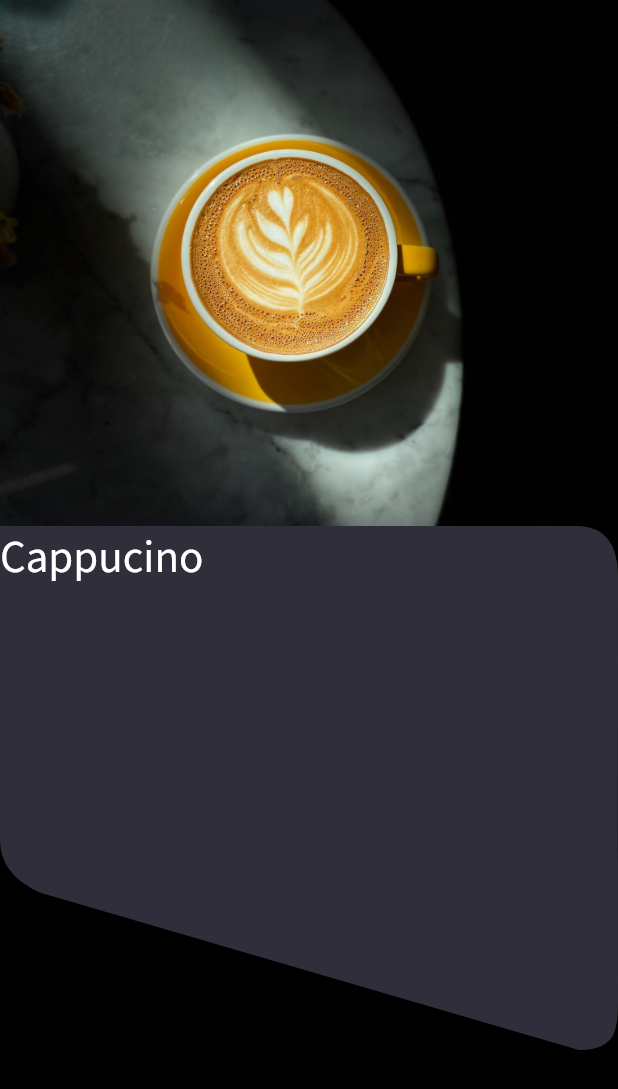
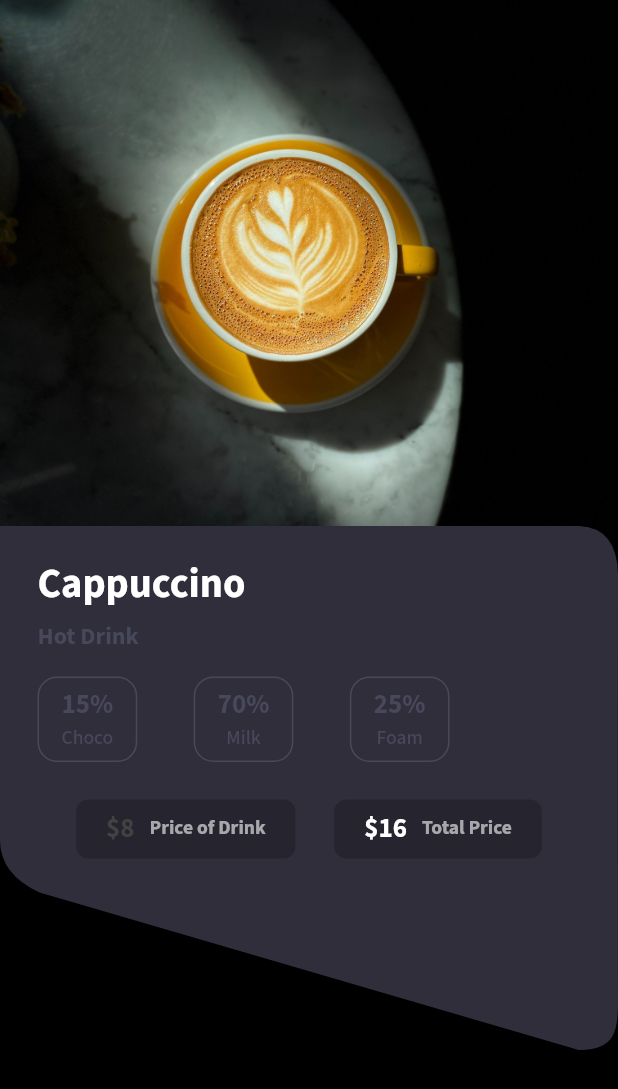
Before and after one commit to akhilaand/restaurant_app_ui_week1, a Flutter app: the screen it shows after launch, on a phone screen of 412 x 824 dp. Shown: the top 1089 px of the screen. Run offline on Flutter 3.47's test engine with Material 2 defaults, Android fonts, the phone set to English and light mode, and no system bars; our stand-ins replace google_fonts, salomon_bottom_bar.

Commit message:
implemented till product content showing

```diff
--- a/lib/presentation/screens/homeScreen/widgets/custom_appbar.dart
+++ b/lib/presentation/screens/homeScreen/widgets/custom_appbar.dart
@@ -2,6 +2,7 @@ import 'package:flutter/material.dart';
 
 import '../../../../utils/color.dart';
 import '../../../../utils/constants.dart';
+import '../../../../utils/styles.dart';
 
 class CustomAppbar extends StatelessWidget {
   const CustomAppbar({
@@ -40,10 +41,7 @@ class CustomAppbar extends StatelessWidget {
                   height:5,
                 ),
                 Text("Monday, November 25",
-                  style: TextStyle(
-                    color: grey,
-                    fontSize: 17,
-                  ),),
+                  style: secondryTextStyle,),
               ],
             );
   }
--- a/lib/presentation/screens/productDetail/product_detail_screen.dart
+++ b/lib/presentation/screens/productDetail/product_detail_screen.dart
@@ -1,4 +1,5 @@
 import 'package:flutter/material.dart';
+import 'package:restaurant_app_week1/presentation/screens/productDetail/widgets/build_product_detail_container_widget.dart';
 import 'package:restaurant_app_week1/utils/color.dart';
 class ProductDetailScreen extends StatelessWidget {
   const ProductDetailScreen({Key? key}) : super(key: key);
@@ -16,54 +17,10 @@ class ProductDetailScreen extends StatelessWidget {
                 height: 400,
                 width: size.width,
                 child: Image.asset("assets/images/cofee.jpg",fit: BoxFit.cover,)),
-            Positioned(
-              top: 350,
-              child: ClipPath(
-                clipper: ProductDetailCustomClipper(),
-                child: Container(
-                  height: 350,
-                  width: size.width,
-
-
-                  color: primaryColor,
-                  child: const Text("Cappucino"),
-                ),
-              ),
-            )
+            BuildProductDetailsContainerWidget(size: size)
           ],
         ),
       ),
     );
   }
 }
-
-class ProductDetailCustomClipper extends CustomClipper<Path> {
-  @override
-  getClip(Size size) {
-    // TODO: implement getClip
-    Path path0 = Path();
-    path0.moveTo(0,size.height*0.0020000);
-    path0.quadraticBezierTo(0,size.height*0.4512500,0,size.height*0.6010000);
-    path0.quadraticBezierTo(size.width*0.0003875,size.height*0.6657600,size.width*0.0640625,size.height*0.7000000);
-    path0.quadraticBezierTo(size.width*0.7184375,size.height*0.9250000,size.width*0.9365625,size.height);
-    path0.cubicTo(size.width*0.9989875,size.height*1.0005000,size.width*0.9997625,size.height*0.9590000,size.width,size.height*0.9020000);
-    path0.cubicTo(size.width*0.9996875,size.height*0.7005000,size.width,size.height*0.3031250,size.width,size.height*0.1035000);
-    path0.quadraticBezierTo(size.width*1.0015625,size.height*0.0056200,size.width*0.9375000,size.height*0.0020000);
-    path0.lineTo(0,size.height*0.0020000);
-    path0.close();
-
-    // path0.lineTo(0, size.height-180);
-    // path0.quadraticBezierTo(size.width*0.1246875, size.height*6850000,size.width,size.height);
-    // path0.lineTo(size.width, size.height);
-    // path0.lineTo(size.width,0);
-    // path0.close();
-
-    return path0;
-  }
-
-  @override
-  bool shouldReclip(covariant CustomClipper oldClipper) {
-    // TODO: implement shouldReclip
-    return false;
-  }
-}
--- /dev/null
+++ b/lib/presentation/screens/productDetail/widgets/build_product_detail_container_widget.dart
@@ -0,0 +1,62 @@
+import 'package:flutter/material.dart';
+import 'package:restaurant_app_week1/presentation/screens/productDetail/widgets/build_product_detail_content.dart';
+import 'package:restaurant_app_week1/utils/constants.dart';
+import 'package:restaurant_app_week1/utils/styles.dart';
+
+import '../../../../utils/color.dart';
+class BuildProductDetailsContainerWidget extends StatelessWidget {
+  const BuildProductDetailsContainerWidget({
+    Key? key,
+    required this.size,
+  }) : super(key: key);
+
+  final Size size;
+
+  @override
+  Widget build(BuildContext context) {
+    return Positioned(
+      top: 350,
+      child: ClipPath(
+
+        clipper: ProductDetailCustomClipper(),
+        child: Container(
+          height: 350,
+          width: size.width,
+          color: primaryColor,
+          child:const ProductDetailContent(),
+        ),
+      ),
+    );
+  }
+}
+
+class ProductDetailCustomClipper extends CustomClipper<Path> {
+  @override
+  getClip(Size size) {
+    // TODO: implement getClip
+    Path path0 = Path();
+    path0.moveTo(0,size.height*0.0020000);
+    path0.quadraticBezierTo(0,size.height*0.4512500,0,size.height*0.6010000);
+    path0.quadraticBezierTo(size.width*0.0003875,size.height*0.6657600,size.width*0.0640625,size.height*0.7000000);
+    path0.quadraticBezierTo(size.width*0.7184375,size.height*0.9250000,size.width*0.9365625,size.height);
+    path0.cubicTo(size.width*0.9989875,size.height*1.0005000,size.width*0.9997625,size.height*0.9590000,size.width,size.height*0.9020000);
+    path0.cubicTo(size.width*0.9996875,size.height*0.7005000,size.width,size.height*0.3031250,size.width,size.height*0.1035000);
+    path0.quadraticBezierTo(size.width*1.0015625,size.height*0.0056200,size.width*0.9375000,size.height*0.0020000);
+    path0.lineTo(0,size.height*0.0020000);
+    path0.close();
+
+    // path0.lineTo(0, size.height-180);
+    // path0.quadraticBezierTo(size.width*0.1246875, size.height*6850000,size.width,size.height);
+    // path0.lineTo(size.width, size.height);
+    // path0.lineTo(size.width,0);
+    // path0.close();
+
+    return path0;
+  }
+
+  @override
+  bool shouldReclip(covariant CustomClipper oldClipper) {
+    // TODO: implement shouldReclip
+    return false;
+  }
+}
--- /dev/null
+++ b/lib/presentation/screens/productDetail/widgets/build_product_detail_content.dart
@@ -0,0 +1,112 @@
+import 'package:flutter/material.dart';
+
+import '../../../../utils/color.dart';
+import '../../../../utils/constants.dart';
+import '../../../../utils/styles.dart';
+class ProductDetailContent extends StatelessWidget {
+  const ProductDetailContent({Key? key}) : super(key: key);
+
+  @override
+  Widget build(BuildContext context) {
+      Size size=MediaQuery.of(context).size;
+    return  Padding(
+      padding: const EdgeInsets.symmetric(vertical: appPadding,horizontal: appPadding+5),
+      child: Column(
+        crossAxisAlignment: CrossAxisAlignment.start,
+        children:  [
+          const Text("Cappuccino",
+            style: TextStyle(
+                fontSize: 27,
+                fontWeight: FontWeight.w700
+            ),
+          ),
+          const SizedBox(
+            height: 5,
+          ),
+          Text("Hot Drink",
+            style: secondryTextStyle.copyWith(fontSize: 16,fontWeight: FontWeight.w700),
+          ),
+          const SizedBox(
+            height: 15,
+          ),
+          SizedBox(
+            width: size.width/1.5,
+            child: Row(
+              mainAxisAlignment: MainAxisAlignment.spaceBetween,
+              children: [
+                buildContentDetailContainer(contentName: "Choco",contentPercentage: "15"),
+                buildContentDetailContainer(contentName: "Milk",contentPercentage: "70"),
+                buildContentDetailContainer(contentName: "Foam",contentPercentage: "25"),
+              ],
+            ),
+          ),
+          const SizedBox(
+            height: 25,
+          ),
+          Row(
+            mainAxisAlignment: MainAxisAlignment.spaceEvenly,
+            children: [
+              buildPriceDetailContainer(price: "8",priceTextColor:black800,priceDetailText:"Price of Drink",priceDetailTextColor: white60),
+              buildPriceDetailContainer(price: "16",priceTextColor:white,priceDetailText:"Total Price",priceDetailTextColor: white60 ),
+            ],
+          )
+        ],
+      ),
+    );
+  }
+
+  Container buildPriceDetailContainer({required String price,required Color priceTextColor,
+    required String priceDetailText,required Color priceDetailTextColor
+  }) {
+    return Container(
+      decoration: BoxDecoration(
+          color:black12WithOpacity2,
+          borderRadius: BorderRadius.circular(8)
+      ),
+      child: Padding(
+        padding: const EdgeInsets.symmetric(vertical: appPadding/3,horizontal: appPadding),
+        child: Row(
+          mainAxisAlignment: MainAxisAlignment.center,
+          children: [
+            Text("\$$price",style: secondryTextStyle.copyWith(fontSize: 18,fontWeight: FontWeight.w700,color: priceTextColor),),
+            SizedBox(width: 10,),
+            Text(priceDetailText,style: secondryTextStyle.copyWith(fontSize: 13,fontWeight: FontWeight.w700,color: priceDetailTextColor),)
+          ],
+        ),
+      ),
+    );
+  }
+
+  Container buildContentDetailContainer({required String contentPercentage,required String contentName}) {
+    return Container(
+      decoration:  BoxDecoration(
+          border: Border.all(color: grey),
+          borderRadius: const BorderRadius.all(Radius.circular(13))
+      ),
+      child: Padding(
+        padding: const EdgeInsets.symmetric(horizontal: appPadding-5,vertical: 5),
+        child: Column(
+          mainAxisAlignment: MainAxisAlignment.center,
+          children:  [
+            Text("$contentPercentage%",
+              style: const TextStyle(
+                  color: grey,
+                  fontSize: 18,
+                  fontWeight: FontWeight.w700
+              ),
+            ),
+            Text(contentName,
+              style: const TextStyle(
+                  color: grey,
+                  fontSize: 13,
+                  fontWeight: FontWeight.w500
+
+              ),
+            ),
+          ],
+        ),
+      ),
+    );
+  }
+
+}
--- a/lib/utils/color.dart
+++ b/lib/utils/color.dart
@@ -9,6 +9,9 @@ const Color grey=Color(0xff48485B);
 const Color lightGrey=Color(0xff797993);
 
 const Color black=Colors.black;
- Color bottomBarBlack= Colors.black.withOpacity(0.7);
+const Color black800=Color(0xFF424242);
+Color bottomBarBlack= Colors.black.withOpacity(0.7);
+Color black12WithOpacity2=Colors.black12.withOpacity(0.2);
 
 const Color white=Colors.white;
+const Color white60=Color(0x99FFFFFF);
--- /dev/null
+++ b/lib/utils/styles.dart
@@ -0,0 +1,8 @@
+import 'dart:ui';
+import 'package:flutter/material.dart';
+import 'color.dart';
+
+const TextStyle secondryTextStyle= TextStyle(
+  color: grey,
+  fontSize: 17,
+);
```
Also changed, not shown: assets/images/drink.png (added).
